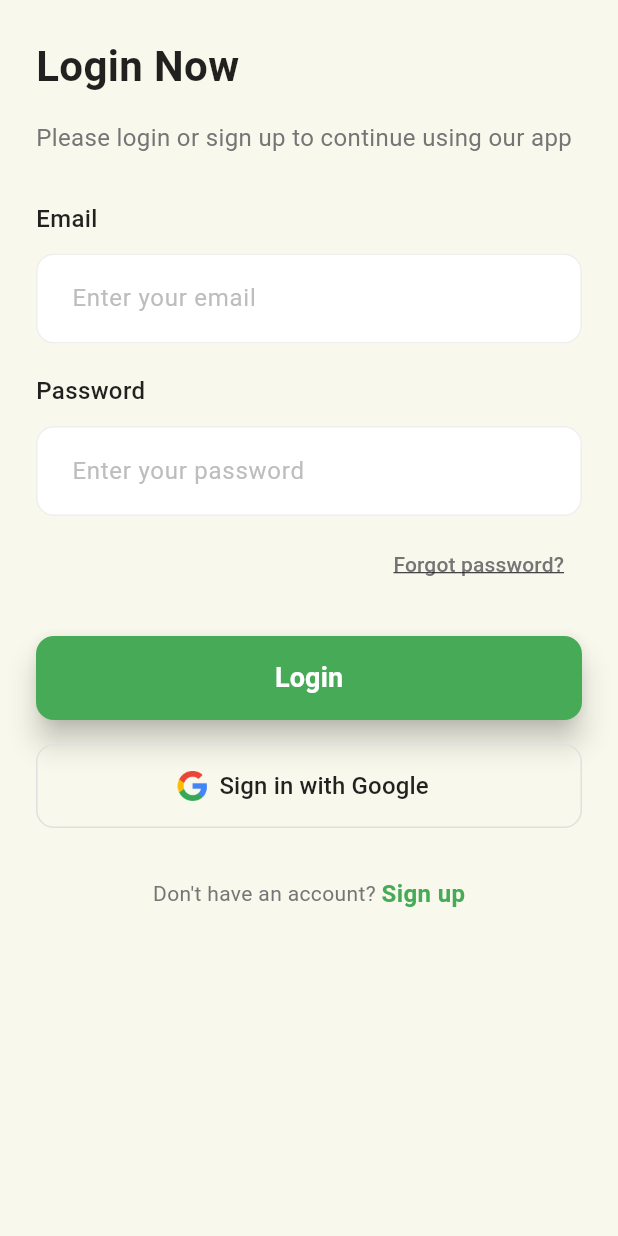
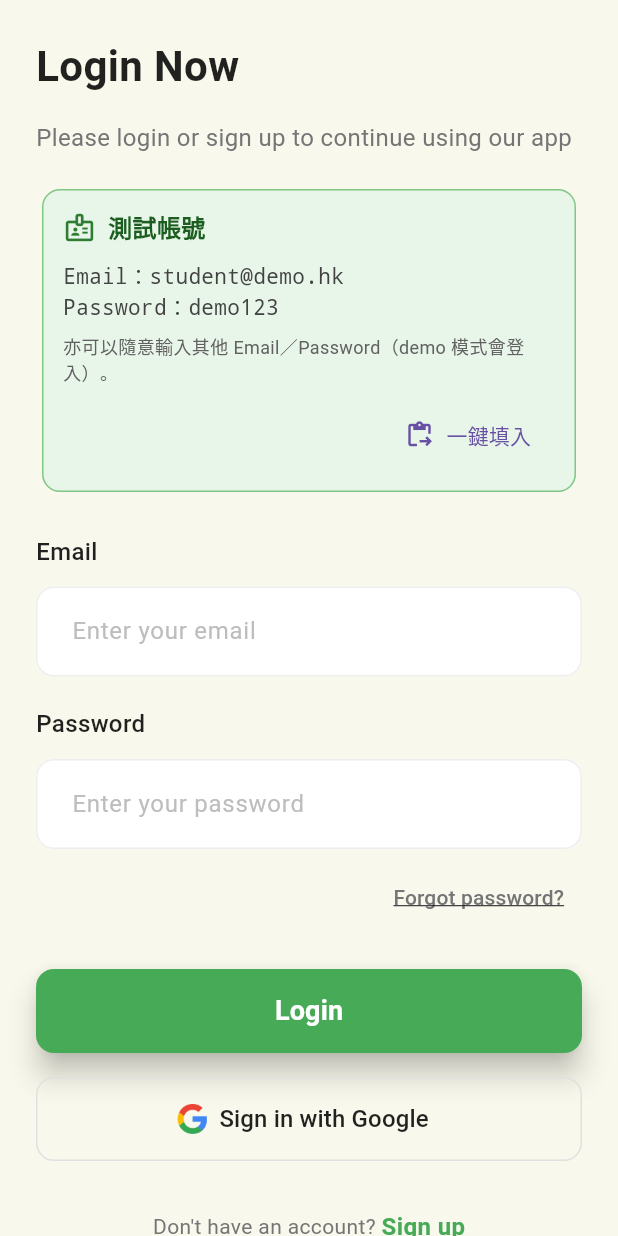
Before and after one commit to hkuspace-pu/comp2003hk-2526-group-group5, a Flutter app: the LoginScreen screen opened directly, on a phone screen of 412 x 824 dp. Run offline on Flutter 3.47's test engine with Material 3 defaults, Android fonts, the phone set to English and light mode, and no system bars; our stand-ins replace cloud_firestore, firebase_auth, firebase_core, google_fonts, shared_preferences; accounts and stored records are empty.

Commit message:
feat: connect welcome, login, and register to auth flow
Made-with: Cursor

```diff
--- a/lib/Login.dart
+++ b/lib/Login.dart
@@ -1,30 +1,18 @@
 import 'package:flutter/material.dart';
+import 'package:provider/provider.dart';
 
-void main() {
-  runApp(const LoginApp());
-}
-
-class LoginApp extends StatelessWidget {
-  const LoginApp({super.key});
-
-  @override
-  Widget build(BuildContext context) {
-    return MaterialApp(
-      title: 'Login Application',
-      theme: ThemeData(
-        primarySwatch: Colors.green,
-        visualDensity: VisualDensity.adaptivePlatformDensity,
-        colorScheme: ColorScheme.fromSwatch(primarySwatch: Colors.green)
-            .copyWith(secondary: const Color(0xFF46AA57)),
-      ),
-      home: const LoginScreen(),
-      debugShowCheckedModeBanner: false,
-    );
-  }
-}
+import 'core/demo_login.dart';
+import 'state/user_provider.dart';
 
 class LoginScreen extends StatefulWidget {
-  const LoginScreen({super.key});
+  const LoginScreen({
+    super.key,
+    this.onBack,
+    this.onNavigateSignUp,
+  });
+
+  final VoidCallback? onBack;
+  final VoidCallback? onNavigateSignUp;
 
   @override
   State<LoginScreen> createState() => _LoginScreenState();
@@ -48,41 +36,56 @@ class _LoginScreenState extends State<LoginScreen> {
     super.dispose();
   }
 
-  void _handleLogin() {
+  Future<void> _handleLogin() async {
     final String email = _emailController.text;
     final String password = _passwordController.text;
-
-    debugPrint('Attempting login with Email: $email, Password: $password');
+    final userProvider = context.read<UserProvider>();
+    await userProvider.login(email, password);
+    if (!mounted) return;
+    if (userProvider.currentUser != null) {
       ScaffoldMessenger.of(context).showSnackBar(
-      SnackBar(content: Text('Logging in with $email...')),
+        SnackBar(content: Text('Signed in as ${userProvider.currentUser!.email}')),
       );
+    }
   }
 
   void _handleForgotPassword() {
-    debugPrint('Forgot Password pressed');
     ScaffoldMessenger.of(context).showSnackBar(
-      const SnackBar(content: Text('Navigating to forgot password screen...')),
+      const SnackBar(content: Text('Forgot password flow — connect Supabase in Phase 2')),
     );
   }
 
   void _handleGoogleSignIn() {
-    debugPrint('Sign in with Google pressed');
     ScaffoldMessenger.of(context).showSnackBar(
-      const SnackBar(content: Text('Initiating Google Sign-in...')),
+      const SnackBar(content: Text('Google sign-in — optional integration later')),
     );
   }
 
-  void _handleSignUp() {
-    debugPrint('Sign Up pressed');
+  void _handleSignUpTap() {
+    if (widget.onNavigateSignUp != null) {
+      widget.onNavigateSignUp!();
+    } else {
       ScaffoldMessenger.of(context).showSnackBar(
-      const SnackBar(content: Text('Navigating to sign up screen...')),
+        const SnackBar(content: Text('Open sign up')),
       );
+    }
   }
 
   @override
   Widget build(BuildContext context) {
     return Scaffold(
       backgroundColor: const Color(0xFFF8F8EC),
+      appBar: widget.onBack != null
+          ? AppBar(
+              backgroundColor: Colors.transparent,
+              elevation: 0,
+              foregroundColor: Colors.black87,
+              leading: IconButton(
+                icon: const Icon(Icons.arrow_back),
+                onPressed: widget.onBack,
+              ),
+            )
+          : null,
       body: SafeArea(
         child: SingleChildScrollView(
           padding: const EdgeInsets.all(24),
@@ -106,14 +109,73 @@ class _LoginScreenState extends State<LoginScreen> {
                   height: 1.4,
                 ),
               ),
-              const SizedBox(height: 32),
-
-              // Email field
-              const Text('Email',
+              const SizedBox(height: 20),
+              Card(
+                color: const Color(0xFFE8F5E9),
+                elevation: 0,
+                shape: RoundedRectangleBorder(
+                  borderRadius: BorderRadius.circular(12),
+                  side: BorderSide(color: Colors.green.shade300),
+                ),
+                child: Padding(
+                  padding: const EdgeInsets.all(14),
+                  child: Column(
+                    crossAxisAlignment: CrossAxisAlignment.start,
+                    children: [
+                      Row(
+                        children: [
+                          Icon(Icons.badge_outlined, color: Colors.green.shade800, size: 22),
+                          const SizedBox(width: 8),
+                          Text(
+                            '測試帳號',
+                            style: TextStyle(
+                              fontWeight: FontWeight.bold,
+                              fontSize: 16,
+                              color: Colors.green.shade900,
+                            ),
+                          ),
+                        ],
+                      ),
+                      const SizedBox(height: 10),
+                      SelectableText(
+                        'Email：${DemoLogin.email}\nPassword：${DemoLogin.password}',
+                        style: TextStyle(
+                          fontSize: 14,
+                          height: 1.45,
+                          color: Colors.grey.shade800,
+                          fontFamily: 'monospace',
+                        ),
+                      ),
+                      const SizedBox(height: 8),
+                      Text(
+                        '亦可以隨意輸入其他 Email／Password（demo 模式會登入）。',
+                        style: TextStyle(fontSize: 12, color: Colors.grey.shade700, height: 1.3),
+                      ),
+                      const SizedBox(height: 10),
+                      Align(
+                        alignment: Alignment.centerRight,
+                        child: TextButton.icon(
+                          onPressed: () {
+                            _emailController.text = DemoLogin.email;
+                            _passwordController.text = DemoLogin.password;
+                          },
+                          icon: const Icon(Icons.content_paste_go, size: 20),
+                          label: const Text('一鍵填入'),
+                        ),
+                      ),
+                    ],
+                  ),
+                ),
+              ),
+              const SizedBox(height: 24),
+              const Text(
+                'Email',
                 style: TextStyle(
                   fontSize: 16,
                   fontWeight: FontWeight.w500,
-                      color: Colors.black87)),
+                  color: Colors.black87,
+                ),
+              ),
               const SizedBox(height: 12),
               TextField(
                 controller: _emailController,
@@ -140,13 +202,14 @@ class _LoginScreenState extends State<LoginScreen> {
                 ),
               ),
               const SizedBox(height: 20),
-
-              // Password field
-              const Text('Password',
+              const Text(
+                'Password',
                 style: TextStyle(
                   fontSize: 16,
                   fontWeight: FontWeight.w500,
-                      color: Colors.black87)),
+                  color: Colors.black87,
+                ),
+              ),
               const SizedBox(height: 12),
               TextField(
                 controller: _passwordController,
@@ -173,8 +236,6 @@ class _LoginScreenState extends State<LoginScreen> {
                 ),
               ),
               const SizedBox(height: 8),
-
-              // Forgot Password
               Align(
                 alignment: Alignment.centerRight,
                 child: TextButton(
@@ -190,14 +251,13 @@ class _LoginScreenState extends State<LoginScreen> {
                   ),
                 ),
               ),
-              const SizedBox(height: 24), // Spacing before login button
-
-              // Login Button
-              SizedBox(
+              const SizedBox(height: 24),
+              Consumer<UserProvider>(
+                builder: (context, up, _) => SizedBox(
                   width: double.infinity,
                   height: 56,
                   child: ElevatedButton(
-                  onPressed: _handleLogin, // Login button is always clickable
+                    onPressed: up.isLoading ? null : _handleLogin,
                     style: ElevatedButton.styleFrom(
                       backgroundColor: const Color(0xFF46AA57),
                       foregroundColor: Colors.white,
@@ -206,7 +266,16 @@ class _LoginScreenState extends State<LoginScreen> {
                       ),
                       elevation: 8,
                     ),
-                  child: const Text(
+                    child: up.isLoading
+                        ? const SizedBox(
+                            width: 24,
+                            height: 24,
+                            child: CircularProgressIndicator(
+                              strokeWidth: 2,
+                              color: Colors.white,
+                            ),
+                          )
+                        : const Text(
                             'Login',
                             style: TextStyle(
                               fontSize: 18,
@@ -216,9 +285,8 @@ class _LoginScreenState extends State<LoginScreen> {
                           ),
                   ),
                 ),
+              ),
               const SizedBox(height: 16),
-
-              // Google Sign In
               SizedBox(
                 width: double.infinity,
                 height: 56,
@@ -246,8 +314,6 @@ class _LoginScreenState extends State<LoginScreen> {
                 ),
               ),
               const SizedBox(height: 32),
-
-              // Signup footer
               Row(
                 mainAxisAlignment: MainAxisAlignment.center,
                 children: [
@@ -256,11 +322,11 @@ class _LoginScreenState extends State<LoginScreen> {
                     style: TextStyle(color: Colors.grey[600]),
                   ),
                   GestureDetector(
-                    onTap: _handleSignUp,
-                    child: Text(
+                    onTap: _handleSignUpTap,
+                    child: const Text(
                       'Sign up',
                       style: TextStyle(
-                        color: const Color(0xFF46AA57),
+                        color: Color(0xFF46AA57),
                         fontWeight: FontWeight.w600,
                         fontSize: 16,
                       ),
```
Also changed, not shown: lib/Home.dart (+10 -23 lines), lib/Register.dart (+19 -35 lines). Lines whose indentation alone changed are shown as unchanged.
